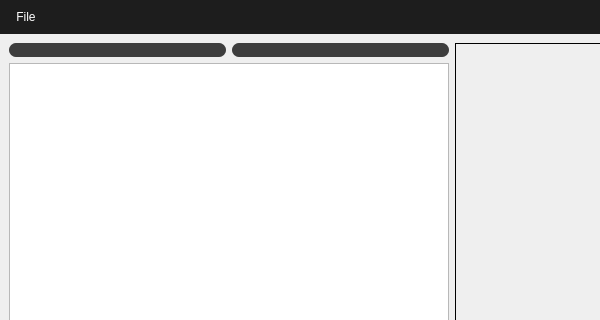
Old version of the form src/ECM_gui/acs_dialog/window_buffer_manager.ui in the repository dmherrington/ECM-Control-System; both pictures show x 0 to 600 and y 0 to 320 of the 915 by 498 pixel window.
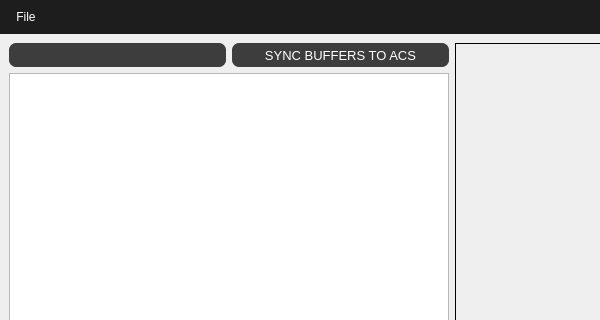
New version of the form.

Diff of the .ui file:
```diff
--- a/src/ECM_gui/acs_dialog/window_buffer_manager.ui
+++ b/src/ECM_gui/acs_dialog/window_buffer_manager.ui
@@ -131,6 +131,17 @@
      <layout class="QHBoxLayout" name="horizontalLayout">
       <item>
        <widget class="QPushButton" name="pushButton">
+        <property name="minimumSize">
+         <size>
+          <width>0</width>
+          <height>24</height>
+         </size>
+        </property>
+        <property name="font">
+         <font>
+          <pointsize>10</pointsize>
+         </font>
+        </property>
         <property name="text">
          <string/>
         </property>
@@ -138,8 +149,19 @@
       </item>
       <item>
        <widget class="QPushButton" name="pushButton_Sync">
+        <property name="minimumSize">
+         <size>
+          <width>0</width>
+          <height>24</height>
+         </size>
+        </property>
+        <property name="font">
+         <font>
+          <pointsize>10</pointsize>
+         </font>
+        </property>
         <property name="text">
-         <string/>
+         <string>SYNC BUFFERS TO ACS</string>
         </property>
        </widget>
       </item>
```
